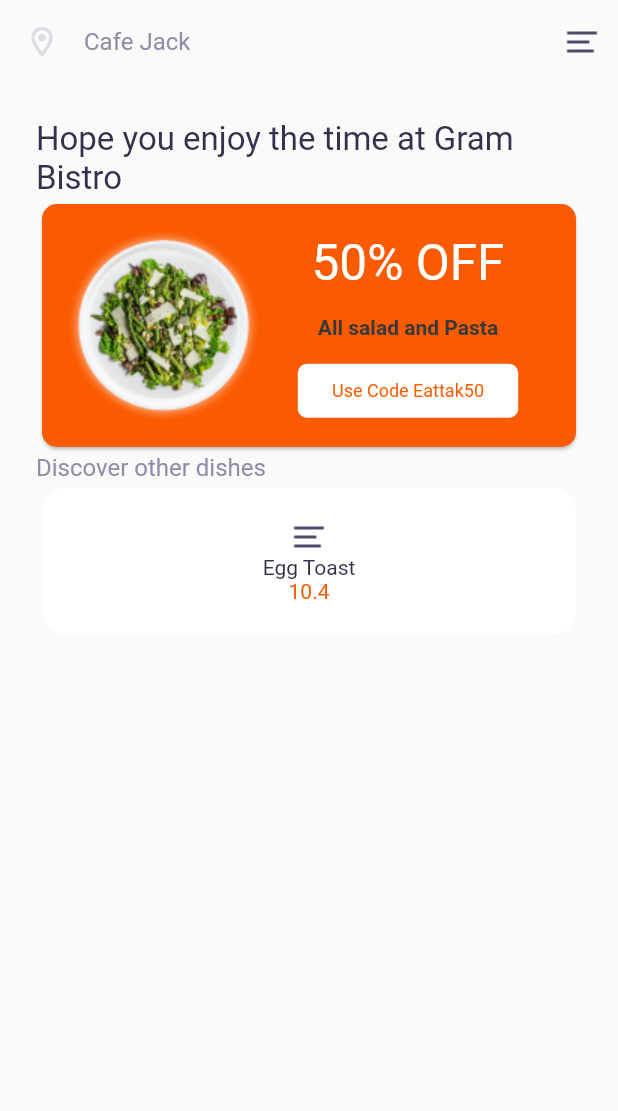
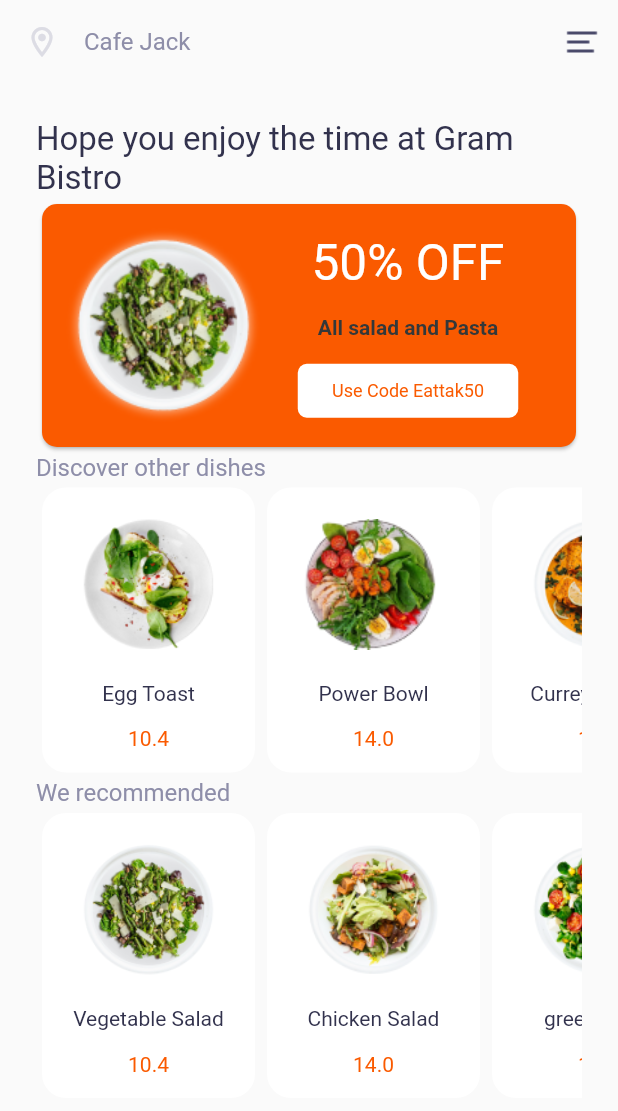
Before and after one commit to Tahsin020/food_app, a Flutter app: the HomeView screen opened directly, on a phone screen of 412 x 824 dp. Shown: the top 1111 px of the screen. Run offline on Flutter 3.47's test engine with Material 2 defaults, Android fonts, the phone set to English and light mode, and no system bars.

Commit message:
home view added

```diff
--- a/lib/features/home/view/home_view.dart
+++ b/lib/features/home/view/home_view.dart
@@ -16,6 +16,13 @@ class _HomeViewState extends State<HomeView> {
   final String _menuImagePath = 'asset/images/menu2.png';
   final String _baseTitle = 'Hope you enjoy the time at Gram Bistro';
   final String _discover = 'Discover other dishes';
+  final String _weRecommended = 'We recommended';
+  final String _eggtoastImagePath = 'asset/images/egg_toast.png';
+  final String _curreySalmonImagePath = 'asset/images/currey_salmon.png';
+  final String _powerBowlImagePath = 'asset/images/power_bowl.png';
+  final String _vegetableSaladImagePath = 'asset/images/vegetable_salad.png';
+  final String _chickenSaladImagePath = 'asset/images/chicken_salad.png';
+  final String _greekSaladImagePath = 'asset/images/greek_salad.png';
 
   @override
   Widget build(BuildContext context) {
@@ -25,13 +32,36 @@ class _HomeViewState extends State<HomeView> {
         child: Padding(
           padding: const PagePadding.all(),
           child: Column(
-            crossAxisAlignment: CrossAxisAlignment.stretch,
+            crossAxisAlignment: CrossAxisAlignment.start,
             children: [
               BaseContentWidget(title: _baseTitle),
               const _CustomCard(),
-              Text(_discover,style: Theme.of(context).textTheme.headline6,),
-             const CustomProductWidget(imagePath: 'asset/images/menu2.png', productName: 'Egg Toast', price: 10.40)
-              ],
+              Text(
+                _discover,
+                style: Theme.of(context).textTheme.headline6,
+              ),
+              SingleChildScrollView(
+                scrollDirection: Axis.horizontal,
+                child: Row(
+                  children: [
+                    CustomProductWidget(imagePath: _eggtoastImagePath, productName: 'Egg Toast', price: 10.40),
+                    CustomProductWidget(imagePath: _powerBowlImagePath, productName: 'Power Bowl', price: 14.00),
+                    CustomProductWidget(imagePath: _curreySalmonImagePath, productName: 'Currey Salmon', price: 16.40),
+                  ],
+                ),
+              ),
+              Text(_weRecommended, style: Theme.of(context).textTheme.headline6),
+              SingleChildScrollView(
+                scrollDirection: Axis.horizontal,
+                child: Row(
+                  children: [
+                    CustomProductWidget(imagePath: _vegetableSaladImagePath, productName: 'Vegetable Salad', price: 10.40),
+                    CustomProductWidget(imagePath: _chickenSaladImagePath, productName: 'Chicken Salad', price: 14.00),
+                    CustomProductWidget(imagePath: _greekSaladImagePath, productName: 'greek Salad', price: 16.40),
+                  ],
+                ),
+              ),
+            ],
           ),
         ),
       ),
@@ -67,7 +97,7 @@ class _CustomCard extends StatelessWidget {
     Key? key,
   });
 
-  final String _avocadoSandwichImagePath = 'asset/images/avocado_sandwich.png';
+  final String _vegetableSaladImagePath = 'asset/images/vegetable_salad.png';
   final String _freeCode = 'Use Code Eattak50';
   final String _offTitle = '50% OFF';
   final String _description = 'All salad and Pasta';
@@ -81,7 +111,7 @@ class _CustomCard extends StatelessWidget {
         padding: const PagePadding.allLow(),
         child: Row(
           children: [
-            Image.asset(_avocadoSandwichImagePath),
+            Image.asset(_vegetableSaladImagePath),
             Expanded(
               child: Column(
                 children: [
@@ -97,7 +127,7 @@ class _CustomCard extends StatelessWidget {
                         .headline6
                         ?.copyWith(color: onyxHeart, fontWeight: FontWeight.bold, fontSize: 14),
                   ),
-                   _sizedBox(),
+                  _sizedBox(),
                   _CustomFreeCodeBox(freeCode: _freeCode)
                 ],
               ),
@@ -110,8 +140,8 @@ class _CustomCard extends StatelessWidget {
 
   SizedBox _sizedBox() {
     return const SizedBox(
-                  height: 16,
-                );
+      height: 16,
+    );
   }
 }
 
@@ -119,7 +149,8 @@ class _CustomFreeCodeBox extends StatelessWidget {
   const _CustomFreeCodeBox({
     Key? key,
     required String freeCode,
-  }) : _freeCode = freeCode, super(key: key);
+  })  : _freeCode = freeCode,
+        super(key: key);
 
   final String _freeCode;
 
--- a/lib/product/widget/card/custom_product_widget.dart
+++ b/lib/product/widget/card/custom_product_widget.dart
@@ -65,19 +65,21 @@ class _CustomProductWidgetState extends State<CustomProductWidget> {
       shape: RoundedRectangleBorder(
         borderRadius: BorderRadius.circular(16),
       ),
-      child: Padding(
-        padding: const EdgeInsets.all(21.0),
+      child: SizedBox(
+        height: 190,
+        width: 142,
         child: Column(
           mainAxisAlignment: MainAxisAlignment.spaceEvenly,
           children: [
-            Image.asset(_imagePath),
-            Text(_productName,style: Theme.of(context).textTheme.headline5?.copyWith(
-              fontSize: 14
-            ),),
-            Text('$_price',style: Theme.of(context).textTheme.headline6?.copyWith(
-              color: willpowerOrange,
-              fontSize: 14
-            ),),
+            SizedBox(width: 100, height: 100, child: Image.asset(_imagePath)),
+            Text(
+              _productName,
+              style: Theme.of(context).textTheme.headline5?.copyWith(fontSize: 14),
+            ),
+            Text(
+              '$_price',
+              style: Theme.of(context).textTheme.headline6?.copyWith(color: willpowerOrange, fontSize: 14),
+            ),
           ],
         ),
       ),
```
Also changed, not shown: asset/images/chicken_salad.png (added), asset/images/currey_salmon.png (added), asset/images/greek_salad.png (added), asset/images/power_bowl.png (added), asset/images/vegetable_salad.png (renamed from asset/images/avocado_sandwich.png).
